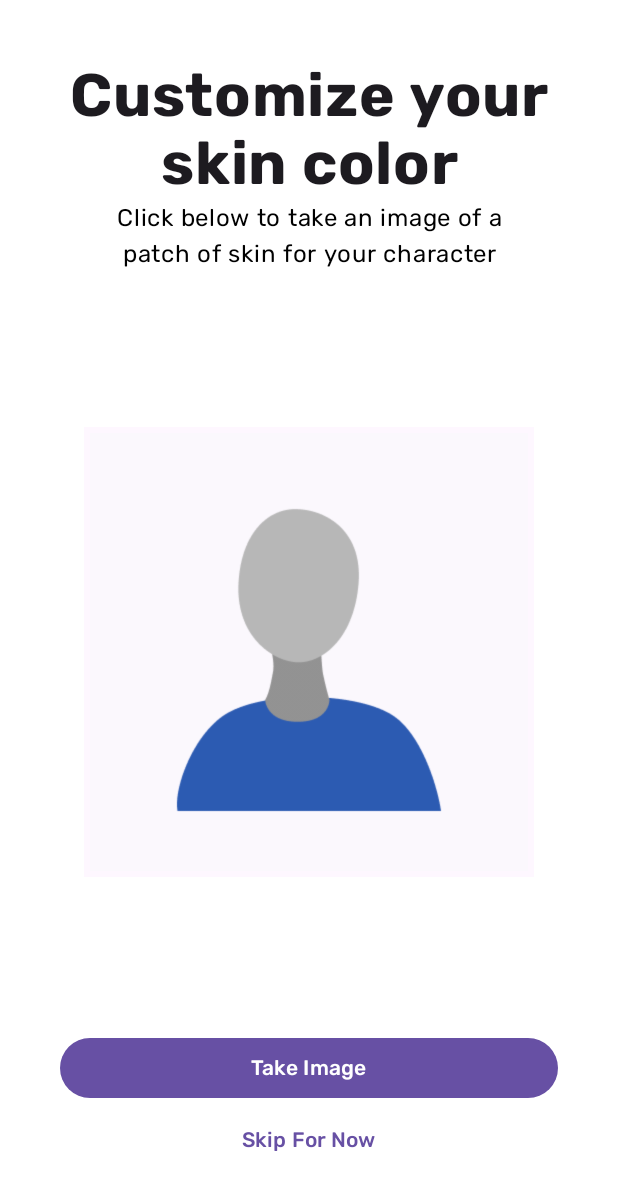
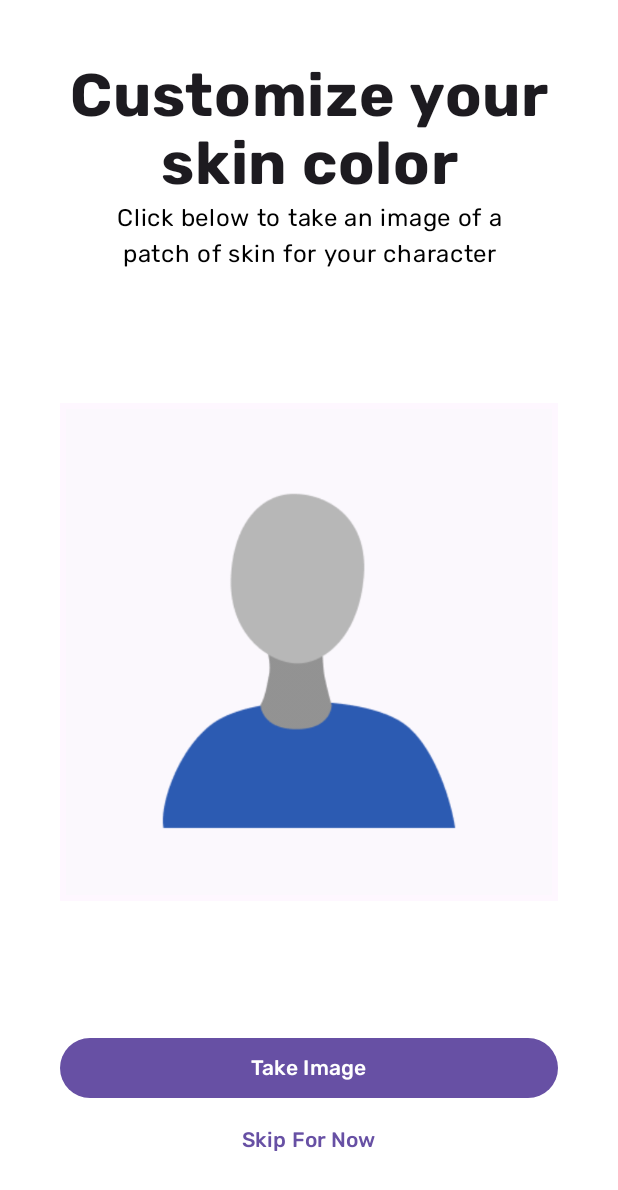
Before and after one commit to maija-philip/RaincoatWeatherAppAndroid, an Android app built with Jetpack Compose: the @Preview function WelcomeWizard2Preview, on a phone screen of 412 x 824 dp. Shown: the top 1190 px of the screen. Run offline under Robolectric (Android 15) with nearby library versions, the phone set to English and light mode, and no system bars; our stand-ins replace Room's generated code.

Commit message:
add loading screens, make permissions toasts short

```diff
--- a/app/src/main/java/xyz/maija/raincoat/classes/Permissions.kt
+++ b/app/src/main/java/xyz/maija/raincoat/classes/Permissions.kt
@@ -39,7 +39,7 @@ fun AskForPermission(
     if (permissionState.status.isGranted) {
         if (!toastAlreadyDisplayed) {
             toastAlreadyDisplayed = true
-            Toast.makeText(context,"$permissionName Permission Granted", Toast.LENGTH_LONG).show()
+            Toast.makeText(context,"$permissionName Permission Granted", Toast.LENGTH_SHORT).show()
         } // if not already displayed
     } else {
         // if permission is asked for the first time or denied permanently
--- a/app/src/main/java/xyz/maija/raincoat/ui/views/WelcomeWizard2.kt
+++ b/app/src/main/java/xyz/maija/raincoat/ui/views/WelcomeWizard2.kt
@@ -1,12 +1,15 @@
 package xyz.maija.raincoat.ui.views
 
 import android.Manifest
+import android.util.Log
 import androidx.compose.foundation.Image
 import androidx.compose.foundation.background
 import androidx.compose.foundation.border
 import androidx.compose.foundation.isSystemInDarkTheme
 import androidx.compose.foundation.layout.Arrangement
+import androidx.compose.foundation.layout.Box
 import androidx.compose.foundation.layout.Column
+import androidx.compose.foundation.layout.aspectRatio
 import androidx.compose.foundation.layout.fillMaxSize
 import androidx.compose.foundation.layout.fillMaxWidth
 import androidx.compose.foundation.layout.padding
@@ -16,9 +19,11 @@ import androidx.compose.material3.MaterialTheme
 import androidx.compose.material3.Text
 import androidx.compose.material3.TextButton
 import androidx.compose.runtime.Composable
+import androidx.compose.runtime.LaunchedEffect
 import androidx.compose.runtime.getValue
 import androidx.compose.runtime.mutableStateOf
 import androidx.compose.runtime.remember
+import androidx.compose.runtime.rememberCoroutineScope
 import androidx.compose.runtime.setValue
 import androidx.compose.ui.Alignment
 import androidx.compose.ui.Modifier
@@ -36,6 +41,8 @@ import androidx.navigation.compose.rememberNavController
 import com.google.accompanist.permissions.ExperimentalPermissionsApi
 import com.google.accompanist.permissions.isGranted
 import com.google.accompanist.permissions.rememberPermissionState
+import kotlinx.coroutines.delay
+import kotlinx.coroutines.launch
 import xyz.maija.raincoat.R
 import xyz.maija.raincoat.classes.AskForPermission
 import xyz.maija.raincoat.data.entities.User
@@ -59,7 +66,9 @@ fun WelcomeWizard2(
 ) {
 
     var skinColor by remember { mutableStateOf(User.DEFAULT_SKIN_COLOR) }
+    var isFindingImage by remember { mutableStateOf(false) }
     val isDarkMode = isSystemInDarkTheme()
+    val scope = rememberCoroutineScope()
     val context = LocalContext.current
     val cameraPermissionState = rememberPermissionState(Manifest.permission.CAMERA)
     AskForPermission(
@@ -93,6 +102,18 @@ fun WelcomeWizard2(
         }
     } // navigateToNextScreen
 
+    if (isFindingImage) {
+        if (skinColor != User.DEFAULT_SKIN_COLOR) {
+            isFindingImage = false
+        }
+
+        Box(
+            modifier = Modifier.fillMaxSize(),
+            contentAlignment = Alignment.Center
+        ) {
+            Text(text = "Loading Skin Color...", fontFamily = rubikFont)
+        } // loading box
+    } else {
         Column(
             modifier = modifier
                 .fillMaxSize()
@@ -123,15 +144,21 @@ fun WelcomeWizard2(
                 )
             } // Header Text Column
 
+            Box(
+                modifier = Modifier.weight(1f),
+                contentAlignment = Alignment.Center
+            ) {
                 Image(
                     painter = painterResource(id = if (isDarkMode) R.drawable.bald_dark else R.drawable.bald_light),
                     contentDescription = "Bald headshot",
                     modifier = Modifier
-                .size(300.dp)
+                        .aspectRatio(1f)
+                        .fillMaxSize()
                         .background(skinColor)
                         .border(4.dp, MaterialTheme.colorScheme.surface),
                     contentScale = ContentScale.Fit,
                 )
+            }
 
             Column(
                 modifier = Modifier.fillMaxWidth(),
@@ -150,7 +177,10 @@ fun WelcomeWizard2(
                         skinColor = newColor
                     },
                     usesCamera = cameraPermissionState.status.isGranted,
-                isSecondary = skinColor != User.DEFAULT_SKIN_COLOR
+                    isSecondary = skinColor != User.DEFAULT_SKIN_COLOR,
+                    setLoading = { bool ->
+                        isFindingImage = bool
+                    }
                 )
                 if (skinColor == User.DEFAULT_SKIN_COLOR ) {
                     TextButton(onClick = {
@@ -161,8 +191,7 @@ fun WelcomeWizard2(
                 } // if skin is not changed
             } // Buttons Column
         } // overarching column
-
-
+    } // else not finding image right now
 
 } // WelcomeWizard2
 
```
Also changed, not shown: app/src/main/java/xyz/maija/raincoat/navigation/Router.kt (+32 -4 lines), app/src/main/java/xyz/maija/raincoat/ui/views/Homepage.kt (+48 -7 lines), app/src/main/java/xyz/maija/raincoat/ui/views/LogoScreen.kt (added, +66 -0 lines), app/src/main/java/xyz/maija/raincoat/ui/views/PickImageGetAvgColor.kt (+8 -5 lines), app/src/main/res/drawable/scorching.png (added). Lines whose indentation alone changed are shown as unchanged.
